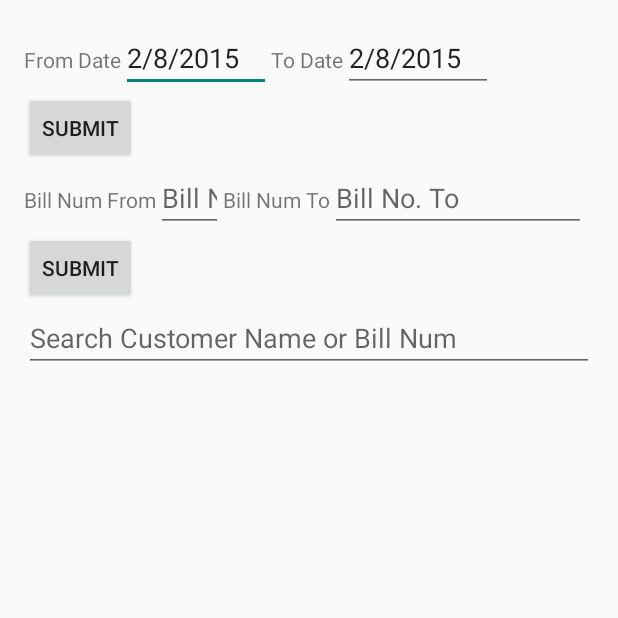
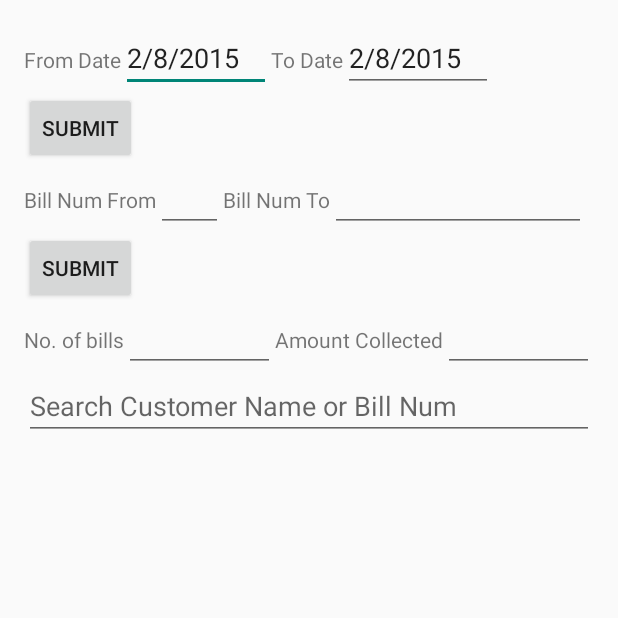
Before and after one commit to jayadn2/MyApplication, an Android app: the CollectionReportActivity screen opened directly, with no data from a screen before it, on a phone screen of 412 x 824 dp, the top half of it. Run offline under Robolectric (Android 15) with nearby library versions, the phone set to English and light mode, and no system bars.

Commit message:
Collection Report Implementation...

```diff
--- a/app/src/main/java/com/actv/simpfo/myapplication/CollectionReportActivity.java
+++ b/app/src/main/java/com/actv/simpfo/myapplication/CollectionReportActivity.java
@@ -10,6 +10,8 @@ import android.content.Intent;
 import android.os.AsyncTask;
 import android.support.v7.app.ActionBarActivity;
 import android.os.Bundle;
+import android.text.Editable;
+import android.text.TextWatcher;
 import android.view.Menu;
 import android.view.MenuItem;
 import android.view.View;
@@ -37,7 +39,9 @@ public class CollectionReportActivity extends ListActivity {
     private EditText billNumFromEditText;
     private EditText billNumToEditText;
     private EditText collectionFilterEditText;
-    private ListView resultListView;
+    private EditText numOfBillsEditText;
+    private EditText amountCollectedEditText;
+    //private ListView resultListView;
     private int year, month, day;
     private CheckBox allCustomersCheckBox;
     private CollectionReportAdapter collectionReportAdapter;
@@ -64,7 +68,8 @@ public class CollectionReportActivity extends ListActivity {
         billNumFromEditText = (EditText) findViewById(R.id.billNumFromEditText);
         billNumToEditText = (EditText) findViewById(R.id.billNumToEditText);
         collectionFilterEditText = (EditText) findViewById(R.id.collectionFilterEditText);
-        resultListView = (ListView) findViewById(R.id.resultListView);
+        numOfBillsEditText = (EditText) findViewById(R.id.numOfBillsEditText);
+        amountCollectedEditText = (EditText) findViewById(R.id.amountCollectedEditText);
 
         collectionRequest = new MobileCollectionRequestModel();
 
@@ -74,6 +79,27 @@ public class CollectionReportActivity extends ListActivity {
         day = calendar.get(Calendar.DAY_OF_MONTH);
         showDate(fromDateView, year, month + 1, day);
         showDate(toDateView, year, month + 1, day);
+        //Enabling Search Filter
+        collectionFilterEditText.addTextChangedListener(new TextWatcher() {
+
+            @Override
+            public void onTextChanged(CharSequence cs, int arg1, int arg2, int arg3) {
+                // When user changed the Text
+                CollectionReportAdapter.getFilter().filter(cs);
+            }
+
+            @Override
+            public void beforeTextChanged(CharSequence arg0, int arg1, int arg2,
+                                          int arg3) {
+                // TODO Auto-generated method stub
+
+            }
+
+            @Override
+            public void afterTextChanged(Editable arg0) {
+                // TODO Auto-generated method stub
+            }
+        });
     }
 
     //@SuppressWarnings("deprecation")
@@ -174,12 +200,16 @@ public class CollectionReportActivity extends ListActivity {
                         //}
                         //customerListAdapter.notifyDataSetChanged();
                         if (result != null && result.size() > 0) {
-                            ArrayList<MobileCollectionResponseModel> collectionResponseModel = result.get(0).ReslutCollection;
+                            MobileCollectionResponseListModel responseListModel = result.get(0);
+                            ArrayList<MobileCollectionResponseModel> collectionResponseModel = responseListModel.ReslutCollection;
 
 
                             collectionReportAdapter = new CollectionReportAdapter(currentActivity, R.layout.collection_report_row, collectionResponseModel);
                             setListAdapter(collectionReportAdapter);
                             collectionReportAdapter.notifyDataSetChanged();
+                            numOfBillsEditText.setText(String.valueOf(responseListModel.NoOfBills));
+                            amountCollectedEditText.setText(String.valueOf(responseListModel.TotalAmountCollection));
+
                         } else {
                             Toast.makeText(getBaseContext(), "Error while loading bills.", Toast.LENGTH_LONG).show();
                         }
--- a/app/src/main/res/layout/activity_collection_report.xml
+++ b/app/src/main/res/layout/activity_collection_report.xml
@@ -4,7 +4,7 @@
     android:paddingRight="@dimen/activity_horizontal_margin"
     android:paddingTop="@dimen/activity_vertical_margin"
     android:paddingBottom="@dimen/activity_vertical_margin"
-    tools:context="com.actv.simpfo.myapplication.CollectionReportActivity" android:orientation="vertical">
+    android:orientation="vertical">
 
     <LinearLayout
         android:layout_width="fill_parent"
@@ -62,8 +62,7 @@
             android:inputType="number"
             android:ems="10"
             android:id="@+id/billNumFromEditText"
-            android:layout_weight="0.13"
-            android:hint="Bill No. From" />
+            android:layout_weight="0.13" />
 
         <TextView
             android:layout_width="wrap_content"
@@ -77,8 +76,7 @@
             android:inputType="number"
             android:ems="10"
             android:id="@+id/billNumToEditText"
-            android:layout_weight="1"
-            android:hint="Bill No. To" />
+            android:layout_weight="1" />
     </LinearLayout>
 
     <LinearLayout
@@ -94,6 +92,37 @@
             android:onClick="searchOnBillNumButtonClick" />
 
     </LinearLayout>
+
+    <LinearLayout
+        android:layout_width="wrap_content"
+        android:layout_height="wrap_content" android:orientation="horizontal">
+        <TextView
+            android:layout_width="wrap_content"
+            android:layout_height="wrap_content"
+            android:id="@+id/numOfBillsTextView"
+            android:text="@string/num_of_bills_found"/>
+
+        <EditText
+            android:layout_width="wrap_content"
+            android:layout_height="wrap_content"
+            android:ems="10"
+            android:id="@+id/numOfBillsEditText"
+            android:layout_weight="1"
+            android:editable="false" />
+
+        <TextView
+            android:layout_width="wrap_content"
+            android:layout_height="wrap_content"
+            android:id="@+id/amountCollectedTextView"
+            android:text="@string/amount_collected"/>
+        <EditText
+            android:layout_width="wrap_content"
+            android:layout_height="wrap_content"
+            android:ems="10"
+            android:id="@+id/amountCollectedEditText"
+            android:layout_weight="1"
+            />
+        </LinearLayout>
 
     <LinearLayout
         android:layout_width="fill_parent"
@@ -118,7 +147,7 @@
         <ListView
             android:layout_width="match_parent"
             android:layout_height="wrap_content"
-            android:id="@+id/resultListView"
+            android:id="@+id/android:list"
             android:layout_gravity="center_horizontal" />
     </LinearLayout>
 
--- a/app/src/main/res/values/strings.xml
+++ b/app/src/main/res/values/strings.xml
@@ -38,4 +38,6 @@
     <string name="to_date">To Date</string>
     <string name="search">Search</string>
     <string name="submit">Submit</string>
+    <string name="num_of_bills_found">No. of bills</string>
+    <string name="amount_collected">Amount Collected</string>
 </resources>
```
